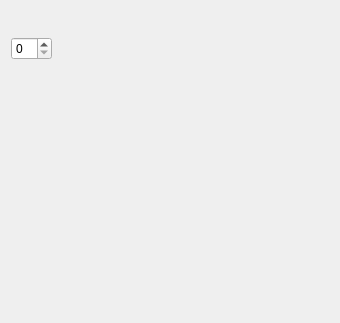
This is Qt/my_programm/_For_tests/src/for_tests_mainbox/ui/for_tests_mainbox.ui in RinatB2017/mega_GIT as Qt 5 draws it before an edit. The edited form follows.
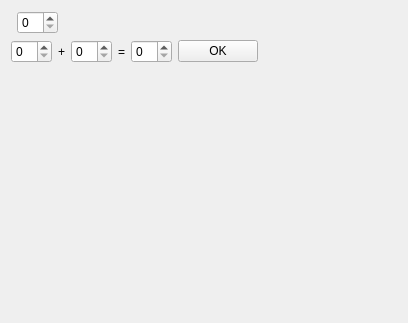
This is the edited form. Custom widgets are drawn as their Qt base class.

What changed in the file:
```diff
--- a/Qt/my_programm/_For_tests/src/for_tests_mainbox/ui/for_tests_mainbox.ui
+++ b/Qt/my_programm/_For_tests/src/for_tests_mainbox/ui/for_tests_mainbox.ui
@@ -6,7 +6,7 @@
    <rect>
     <x>0</x>
     <y>0</y>
-    <width>340</width>
+    <width>408</width>
     <height>323</height>
    </rect>
   </property>
@@ -16,6 +16,9 @@
      <item>
       <widget class="DIP_widget" name="DPI_widget" native="true"/>
      </item>
+     <item>
+      <widget class="QSpinBox" name="spinBox"/>
+     </item>
      <item>
       <spacer name="horizontalSpacer">
        <property name="orientation">
@@ -34,10 +37,49 @@
    <item>
     <layout class="QHBoxLayout" name="horizontalLayout_2">
      <item>
-      <widget class="QSpinBox" name="spinBox"/>
+      <widget class="QSpinBox" name="sb_1"/>
      </item>
      <item>
-      <spacer name="horizontalSpacer_2">
+      <widget class="QLabel" name="label">
+       <property name="sizePolicy">
+        <sizepolicy hsizetype="Fixed" vsizetype="Preferred">
+         <horstretch>0</horstretch>
+         <verstretch>0</verstretch>
+        </sizepolicy>
+       </property>
+       <property name="text">
+        <string>+</string>
+       </property>
+      </widget>
+     </item>
+     <item>
+      <widget class="QSpinBox" name="sb_2"/>
+     </item>
+     <item>
+      <widget class="QLabel" name="label_2">
+       <property name="sizePolicy">
+        <sizepolicy hsizetype="Fixed" vsizetype="Preferred">
+         <horstretch>0</horstretch>
+         <verstretch>0</verstretch>
+        </sizepolicy>
+       </property>
+       <property name="text">
+        <string>=</string>
+       </property>
+      </widget>
+     </item>
+     <item>
+      <widget class="QSpinBox" name="sb_res"/>
+     </item>
+     <item>
+      <widget class="QPushButton" name="btn_ok">
+       <property name="text">
+        <string>OK</string>
+       </property>
+      </widget>
+     </item>
+     <item>
+      <spacer name="horizontalSpacer_3">
        <property name="orientation">
         <enum>Qt::Horizontal</enum>
        </property>
```
Left out of the diff: 2 changed lines with no effect on the pictures.
